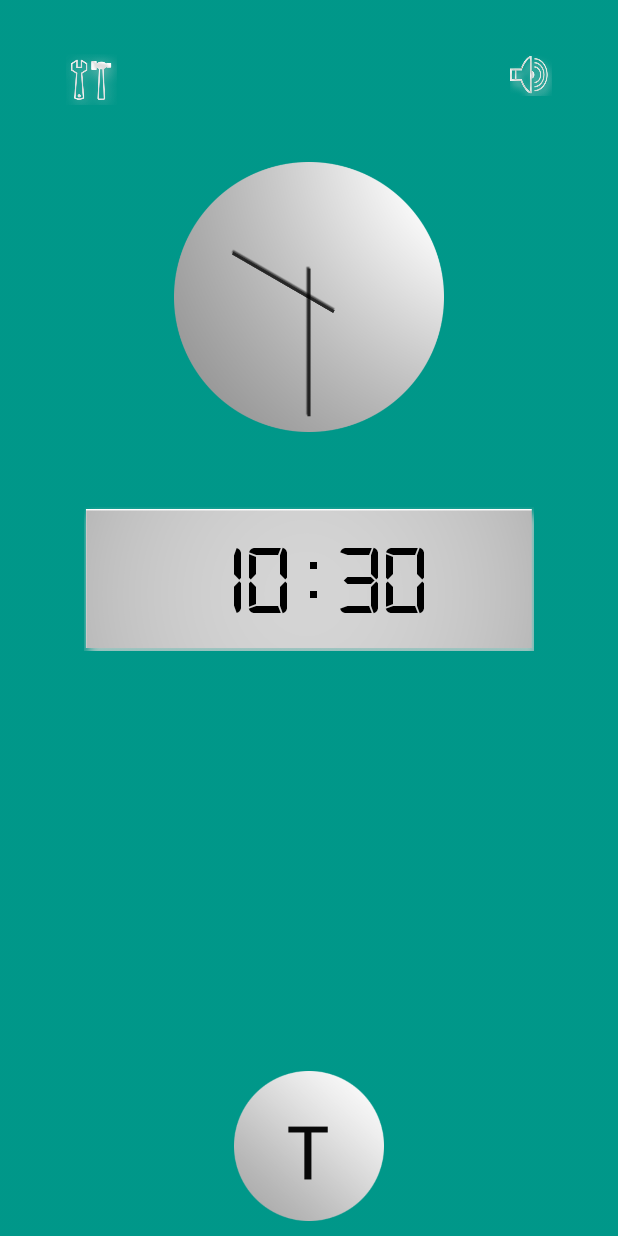
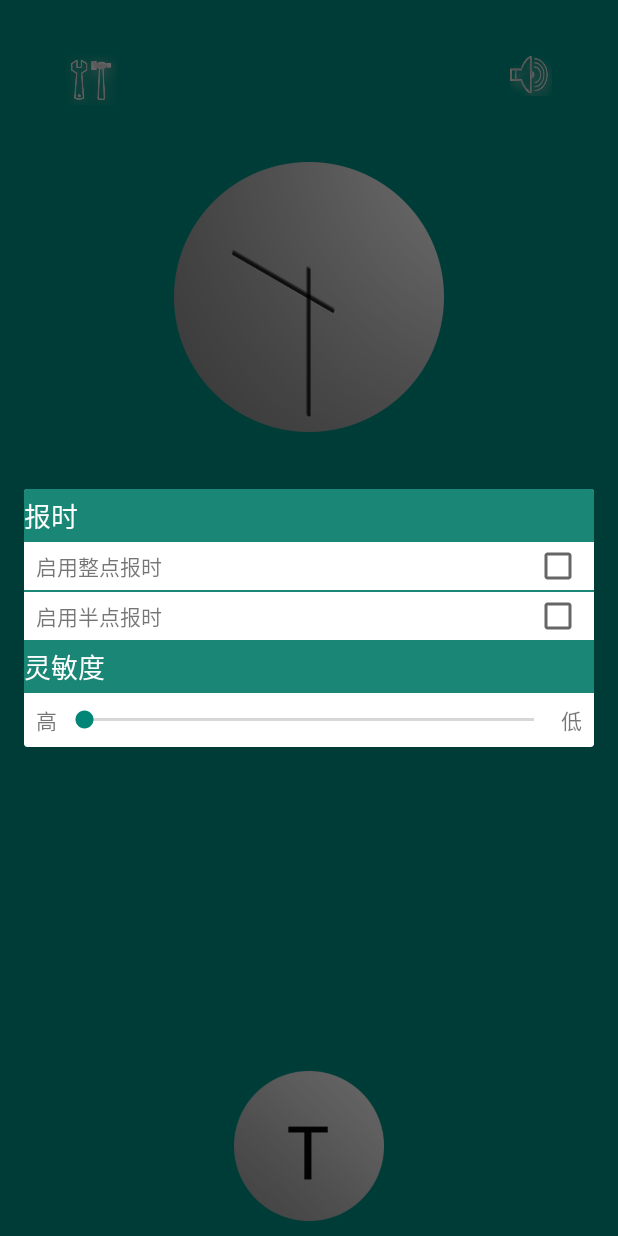
Before and after one commit to me020523/talking-watch, an Android app: the screen it shows after launch (MainActivity), after a tap on an icon or button, on a phone screen of 412 x 824 dp. Run offline under Robolectric (Android 15) with nearby library versions, the phone set to English and light mode, and no system bars.

Commit message:
now we can disable the timeline event source and change the sensibility value of shaking event

```diff
--- a/app/src/main/java/com/origintech/talkingwatch/MainActivityFragment.java
+++ b/app/src/main/java/com/origintech/talkingwatch/MainActivityFragment.java
@@ -1,8 +1,6 @@
 package com.origintech.talkingwatch;
 
 import android.content.Context;
-import android.graphics.drawable.Drawable;
-import android.media.Image;
 import android.support.v4.app.Fragment;
 import android.os.Bundle;
 import android.view.LayoutInflater;
@@ -18,13 +16,16 @@ import java.util.logging.Logger;
 /**
  * A placeholder fragment containing a simple view.
  */
-public class MainActivityFragment extends Fragment implements MainActivity.ServiceListener{
+public class MainActivityFragment extends Fragment implements MainActivity.ServiceListener,
+        SettingDialogFragment.SettingEventHandler{
 
     Logger logger = Logger.getLogger(this.getClass().toString());
 
     private ImageView talkingBtn = null;
     private ImageButton talkingToggle = null;
+    private ImageButton settingBtn = null;
 
+    private SettingDialogFragment mDialog = null;
     @Override
     public View onCreateView(LayoutInflater inflater, ViewGroup container,
                              Bundle savedInstanceState)
@@ -34,8 +35,19 @@ public class MainActivityFragment extends Fragment implements MainActivity.Servi
         talkingBtn = (ImageView)v.findViewById(R.id.talking);
         talkingBtn.setOnClickListener(onTalkingListener);
 
-        talkingToggle = (ImageButton)v.findViewById(R.id.btn_setting);
+        talkingToggle = (ImageButton)v.findViewById(R.id.btn_talking_toggle);
         talkingToggle.setOnClickListener(onTalkingToggled);
+
+        settingBtn = (ImageButton)v.findViewById(R.id.btn_setting);
+        settingBtn.setOnClickListener(new View.OnClickListener() {
+            @Override
+            public void onClick(View v) {
+                mDialog.show(MainActivityFragment.this.getFragmentManager(),"setting");
+            }
+        });
+
+        mDialog = new SettingDialogFragment();
+        mDialog.setEventHandler(this);
 
         return v;
     }
@@ -126,8 +138,42 @@ public class MainActivityFragment extends Fragment implements MainActivity.Servi
         }
     }
 
+    public boolean isServiceConnected(){
+        if(mContext != null && ((MainActivity)mContext).getTalkingService() != null)
+            return true;
+        else
+            return false;
+    }
     @Override
     public void onServiceDisConnected(TalkingWatchService service) {
 
     }
+
+    @Override
+    public void onHalfTimeToggled(boolean enable) {
+        if(!isServiceConnected())
+            return;
+        ((MainActivity)mContext).getTalkingService().toggleHalfTime(enable);
+    }
+
+    @Override
+    public void onShapeTimeToggled(boolean enable) {
+        if(!isServiceConnected())
+            return;
+        ((MainActivity)mContext).getTalkingService().toggleShapeTime(enable);
+    }
+
+    @Override
+    public void onSensitivityChanged(int value) {
+        if(!isServiceConnected())
+            return;
+        ((MainActivity)mContext).getTalkingService().changeSensitity(value);
+    }
+
+    @Override
+    public void onServiceRestart() {
+        if(!isServiceConnected())
+            return;
+
+    }
 }
--- /dev/null
+++ b/app/src/main/java/com/origintech/talkingwatch/SettingDialogFragment.java
@@ -0,0 +1,129 @@
+package com.origintech.talkingwatch;
+
+import android.app.Activity;
+import android.os.Bundle;
+import android.support.annotation.Nullable;
+import android.support.v4.app.DialogFragment;
+import android.view.LayoutInflater;
+import android.view.View;
+import android.view.ViewGroup;
+import android.widget.Button;
+import android.widget.CheckBox;
+import android.widget.CompoundButton;
+import android.widget.SeekBar;
+
+import com.origintech.talkingwatch.event.EventSource;
+import com.origintech.talkingwatch.event.EventSourceManager;
+import com.origintech.talkingwatch.event.ShakeEventSource;
+
+/**
+ * Created by shuaibincheng on 15/12/12.
+ */
+public class SettingDialogFragment extends DialogFragment {
+
+    public interface SettingEventHandler {
+        void onHalfTimeToggled(boolean enable);
+        void onShapeTimeToggled(boolean enable);
+        void onSensitivityChanged(int value);
+        void onServiceRestart();
+    }
+
+    private CheckBox mShapeTimeCheck = null;
+    private CheckBox mHalfTimeCheck = null;
+    private SeekBar mSensativeSetting = null;
+    private Button mServiceRestart = null;
+
+    private SettingEventHandler mHandler = null;
+    public void setEventHandler(SettingEventHandler handler){
+        mHandler = handler;
+    }
+
+    public SettingDialogFragment() {
+        super();
+    }
+
+    @Nullable
+    @Override
+    public View onCreateView(LayoutInflater inflater, ViewGroup container, Bundle savedInstanceState)
+    {
+        View v = inflater.inflate(R.layout.setting_dialog, container);
+
+        mShapeTimeCheck = (CheckBox)v.findViewById(R.id.sharp_time_enable);
+        mHalfTimeCheck = (CheckBox)v.findViewById(R.id.half_time_enable);
+        mSensativeSetting = (SeekBar)v.findViewById(R.id.seekBar);
+        mServiceRestart = (Button)v.findViewById(R.id.restart_service);
+
+
+        return v;
+    }
+
+    @Override
+    public void onStart() {
+        super.onStart();
+        EventSource es = EventSourceManager.getInstance().getEventSourceByName("hour");
+        if(es != null && es.isEnable()){
+            mShapeTimeCheck.setChecked(true);
+        }
+        else{
+            mShapeTimeCheck.setChecked(false);
+        }
+
+        es = EventSourceManager.getInstance().getEventSourceByName("halfhour");
+        if(es != null && es.isEnable()){
+            mHalfTimeCheck.setChecked(true);
+        }else{
+            mHalfTimeCheck.setChecked(false);
+        }
+
+        es = EventSourceManager.getInstance().getEventSourceByName("shakeEvent");
+        if(es != null){
+            mSensativeSetting.setProgress((int)((ShakeEventSource)es).getShakeThreshold());
+        }
+
+        mHalfTimeCheck.setOnCheckedChangeListener(new CompoundButton.OnCheckedChangeListener() {
+            @Override
+            public void onCheckedChanged(CompoundButton buttonView, boolean isChecked) {
+                if(mHandler != null){
+                    mHandler.onHalfTimeToggled(isChecked);
+                }
+            }
+        });
+
+        mShapeTimeCheck.setOnCheckedChangeListener(new CompoundButton.OnCheckedChangeListener() {
+            @Override
+            public void onCheckedChanged(CompoundButton buttonView, boolean isChecked) {
+                if(mHandler != null){
+                    mHandler.onShapeTimeToggled(isChecked);
+                }
+            }
+        });
+
+        mSensativeSetting.setOnSeekBarChangeListener(new SeekBar.OnSeekBarChangeListener() {
+            @Override
+            public void onProgressChanged(SeekBar seekBar, int progress, boolean fromUser) {
+                if (progress < 10)
+                    progress = 10;
+                if (mHandler != null)
+                    mHandler.onSensitivityChanged(progress);
+            }
+
+            @Override
+            public void onStartTrackingTouch(SeekBar seekBar) {
+
+            }
+
+            @Override
+            public void onStopTrackingTouch(SeekBar seekBar) {
+
+            }
+        });
+
+        mSensativeSetting.setOnClickListener(new View.OnClickListener() {
+            @Override
+            public void onClick(View v) {
+                if(mHandler != null)
+                    mHandler.onServiceRestart();
+            }
+        });
+    }
+}
--- a/app/src/main/java/com/origintech/talkingwatch/event/EventSourceManager.java
+++ b/app/src/main/java/com/origintech/talkingwatch/event/EventSourceManager.java
@@ -23,6 +23,13 @@ public class EventSourceManager
     {
         sources.add(es);
     }
+    public EventSource getEventSourceByName(String name){
+        for(EventSource es : sources){
+            if(es.getName().equals(name))
+                return es;
+        }
+        return null;
+    }
 
     public void removeEventSource(EventSource es)
     {
--- a/app/src/main/java/com/origintech/talkingwatch/event/TimeEventSource.java
+++ b/app/src/main/java/com/origintech/talkingwatch/event/TimeEventSource.java
@@ -51,11 +51,13 @@ public class TimeEventSource extends EventSource
     {
         logger.info(">>>start to listene the timing event");
         handler.postDelayed(delayJob,1000);
+        super.startListen();
     }
 
     @Override
     public void stopListen() {
         logger.info(">>>stop to listene the timing event");
         handler.removeCallbacks(delayJob);
+        super.stopListen();
     }
 }
--- a/app/src/main/java/com/origintech/talkingwatch/speaker/MusicWatchSpeaker.java
+++ b/app/src/main/java/com/origintech/talkingwatch/speaker/MusicWatchSpeaker.java
@@ -126,8 +126,9 @@ public class MusicWatchSpeaker extends WatchSpeaker {
         int minHigh = (minute / 10)*10;
         int minLow = minute % 10;
         if(minHigh == 0 && minLow == 0){
-            afs = mContext.getResources().openRawResourceFd(MIN_INDEX[0]);
-            mWavFiles.add(afs);
+            //afs = mContext.getResources().openRawResourceFd(MIN_INDEX[0]);
+            //mWavFiles.add(afs);
+            return;
         }
         else if(minHigh == 0 && minLow != 0){
             afs = mContext.getResources().openRawResourceFd(MIN_INDEX[minLow]);
--- a/app/src/main/res/layout/fragment_main.xml
+++ b/app/src/main/res/layout/fragment_main.xml
@@ -23,13 +23,13 @@
     <ImageButton
         android:layout_width="42dp"
         android:layout_height="42dp"
-        android:id="@+id/btn_talking"
+        android:id="@+id/btn_setting"
         android:src="@drawable/setting"
         android:padding="4dp"
         android:focusable="true"
         android:scaleType="fitCenter"
         android:background="@drawable/bg_setting"
-        android:layout_alignTop="@+id/btn_setting"
+        android:layout_alignTop="@+id/btn_talking_toggle"
         android:layout_alignParentLeft="true"
         android:layout_alignParentStart="true"
         android:layout_marginLeft="24dp"
@@ -38,7 +38,7 @@
     <ImageButton
         android:layout_width="36dp"
         android:layout_height="36dp"
-        android:id="@+id/btn_setting"
+        android:id="@+id/btn_talking_toggle"
         android:src="@drawable/talking"
         android:background="@drawable/bg_toggle"
         android:scaleType="fitCenter"
--- /dev/null
+++ b/app/src/main/res/layout/setting_dialog.xml
@@ -0,0 +1,124 @@
+<?xml version="1.0" encoding="utf-8"?>
+<LinearLayout xmlns:android="http://schemas.android.com/apk/res/android"
+    android:layout_gravity="center"
+    android:orientation="vertical"
+    android:layout_width="300dp"
+    android:layout_height="wrap_content"
+    android:gravity="center">
+
+
+    <TextView
+        android:background="@color/bg_item_bg"
+        android:layout_width="match_parent"
+        android:layout_height="wrap_content"
+        android:textColor="#ffffff"
+        android:paddingTop="4dp"
+        android:paddingBottom="4dp"
+        android:textAppearance="?android:attr/textAppearanceMedium"
+        android:text="报时" />
+
+    <LinearLayout
+        android:orientation="horizontal"
+        android:gravity="center_vertical"
+        android:paddingLeft="8dp"
+        android:paddingRight="8dp"
+        android:layout_width="match_parent"
+        android:layout_height="wrap_content">
+        <TextView
+            android:layout_width="0dp"
+            android:layout_height="wrap_content"
+            android:layout_weight="1"
+            android:textAppearance="?android:attr/textAppearanceSmall"
+            android:text="启用整点报时" />
+        <CheckBox
+            android:layout_width="wrap_content"
+            android:layout_height="wrap_content"
+            android:id="@+id/sharp_time_enable"
+            android:checked="false" />
+    </LinearLayout>
+    <View
+        android:layout_width="match_parent"
+        android:layout_height="1dp"
+        android:background="@color/bg_item_bg"/>
+    <LinearLayout
+        android:orientation="horizontal"
+        android:gravity="center_vertical"
+        android:paddingLeft="8dp"
+        android:paddingRight="8dp"
+        android:layout_width="match_parent"
+        android:layout_height="wrap_content">
+        <TextView
+            android:layout_width="0dp"
+            android:layout_height="wrap_content"
+            android:layout_weight="1"
+            android:textAppearance="?android:attr/textAppearanceSmall"
+            android:text="启用半点报时" />
+        <CheckBox
+            android:layout_width="wrap_content"
+            android:layout_height="wrap_content"
+            android:id="@+id/half_time_enable"
+            android:checked="true" />
+    </LinearLayout>
+
+    <TextView
+        android:background="@color/bg_item_bg"
+        android:layout_width="match_parent"
+        android:layout_height="wrap_content"
+        android:textColor="#ffffff"
+        android:paddingTop="4dp"
+        android:paddingBottom="4dp"
+        android:textAppearance="?android:attr/textAppearanceMedium"
+        android:text="灵敏度" />
+    <LinearLayout
+        android:orientation="horizontal"
+        android:gravity="center_vertical"
+        android:layout_width="match_parent"
+        android:paddingLeft="8dp"
+        android:paddingRight="8dp"
+        android:layout_height="wrap_content">
+
+        <TextView
+            android:layout_width="wrap_content"
+            android:layout_height="wrap_content"
+            android:textAppearance="?android:attr/textAppearanceSmall"
+            android:text="高"/>
+
+        <SeekBar
+            android:layout_width="0dp"
+            android:layout_height="32dp"
+            android:layout_marginTop="2dp"
+            android:layout_marginBottom="2dp"
+            android:layout_weight="1"
+            android:layout_marginLeft="2dp"
+            android:layout_marginRight="2dp"
+            android:max="50"
+            android:id="@+id/seekBar"/>
+
+        <TextView
+            android:layout_width="wrap_content"
+            android:layout_height="wrap_content"
+            android:textAppearance="?android:attr/textAppearanceSmall"
+            android:text="低" />
+    </LinearLayout>
+
+    <TextView
+        android:background="@color/bg_item_bg"
+        android:layout_width="match_parent"
+        android:layout_height="wrap_content"
+        android:textColor="#ffffff"
+        android:paddingTop="4dp"
+        android:visibility="gone"
+        android:paddingBottom="4dp"
+        android:textAppearance="?android:attr/textAppearanceMedium"
+        android:text="后台服务" />
+
+    <Button
+        android:layout_width="match_parent"
+        android:layout_height="wrap_content"
+        android:paddingLeft="8dp"
+        android:visibility="gone"
+        android:paddingRight="8dp"
+        android:text="重启服务"
+        android:id="@+id/restart_service" />
+
+</LinearLayout>
--- a/app/src/main/res/values/colors.xml
+++ b/app/src/main/res/values/colors.xml
@@ -1,4 +1,5 @@
 <?xml version="1.0" encoding="utf-8"?>
 <resources>
     <color name="btn_toggle_color">#29b6f6</color>
+    <color name="bg_item_bg">#1A8675</color>
 </resources>
```
Also changed, not shown: app/src/main/java/com/origintech/talkingwatch/TalkingWatchService.java (+86 -18 lines), app/src/main/java/com/origintech/talkingwatch/event/EventSource.java (+13 -2 lines), app/src/main/java/com/origintech/talkingwatch/event/ShakeEventSource.java (+13 -3 lines).
